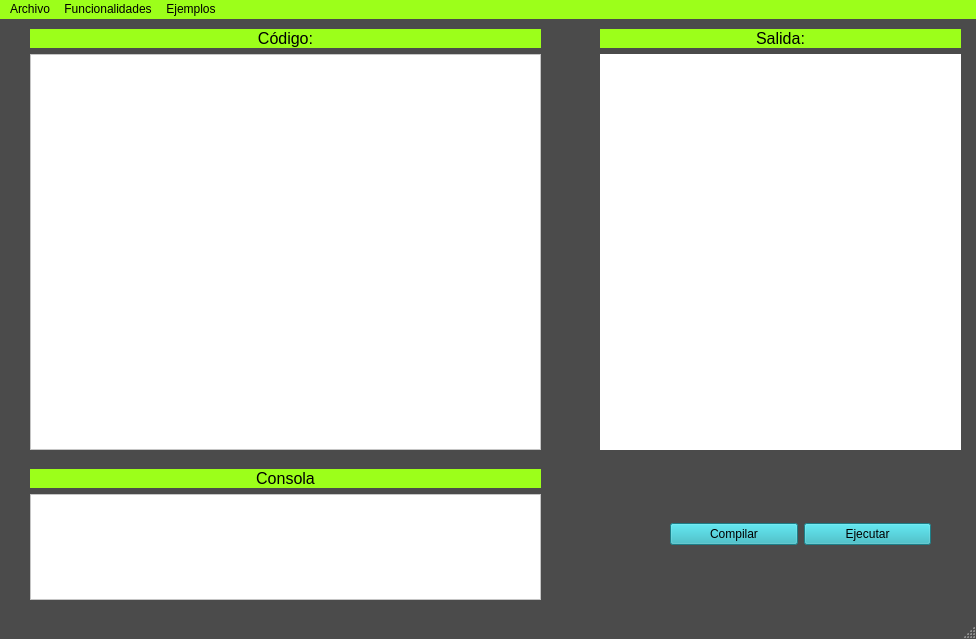
Above: IDEview.ui from SebastianGranadosBarrantes/Proyecto-Paradigmas before the change. Below: the same form after it.
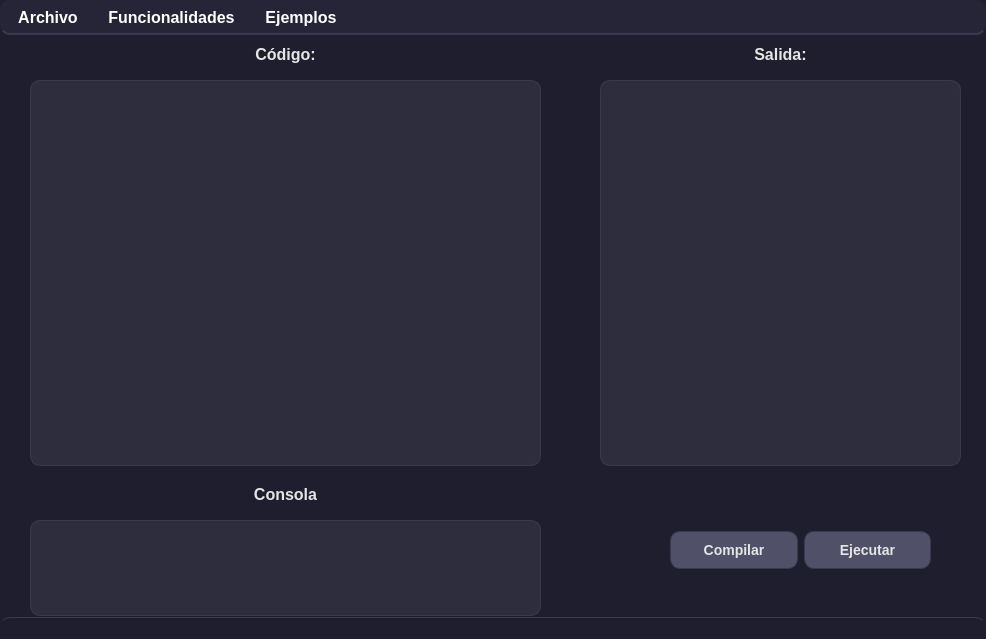
That is the form after the change.

Commit message: [ADD] CSS styles

The edit to the form file:
```diff
--- a/IDEview.ui
+++ b/IDEview.ui
@@ -6,13 +6,12 @@
    <rect>
     <x>0</x>
     <y>0</y>
-    <width>976</width>
+    <width>986</width>
     <height>639</height>
    </rect>
   </property>
   <property name="font">
    <font>
-    <weight>75</weight>
     <italic>false</italic>
     <bold>true</bold>
    </font>
@@ -24,30 +23,194 @@
    <string>JÄGER-SCRIPT IDE</string>
   </property>
   <property name="styleSheet">
-   <string notr="true">QMainWindow{
-	background-color: rgb(75, 75, 75);
+   <string notr="true">
+
+QMainWindow {
+    background-color: #1E1E2E;
+    color: #FFFFFF;
+    font-family: "Roboto", sans-serif;
+    transition: background-color 0.3s ease, color 0.3s ease;
 }
-QMenuBar{
-	
-	background-color: rgb(156, 255, 26);
+
+QMenuBar {
+    background-color: #252537;
+    color: #FFFFFF;
+    border-bottom: 2px solid #3A3A4F;
+    font-family: "Helvetica Neue", sans-serif;
+    font-size: 16px;
+    font-weight: bold;
+    transition: background-color 0.3s ease;
 }
 
-QVBoxLayout{
-background-color: rgb(156, 255, 26);
+QMenuBar::item {
+    background-color: transparent;
+    color: #FFFFFF;
+    padding: 8px 12px;
+    border-radius: 4px;
+    transition: background-color 0.3s ease;
+}
 
+QMenuBar::item:selected {
+    background-color: #3A3A4F;
+    border-radius: 6px;
 }
 
-QLabel{
-background-color: rgb(156, 255, 26);
+QMenu {
+    background-color: #2D2D3E;
+    color: #FFFFFF;
+    border: 1px solid #3A3A4F;
+    padding: 6px;
+    border-radius: 8px;
 }
 
 QMenu{
 background-color: rgb(41, 178, 190);
 }
 
-QPushButton{
-background-color: rgb(41, 178, 190);
-}</string>
+QMenu::item:selected {
+    background-color: #505068;
+    color: #E5E5E5;
+}
+
+QLabel {
+    color: #E5E5E5;
+    font-size: 16px;
+    font-weight: bold;
+    margin-bottom: 10px;
+    transition: color 0.3s ease;
+}
+
+QPushButton {
+    background-color: #505068;
+    color: #E5E5E5;
+    border: 1px solid #3A3A4F;
+    border-radius: 8px;
+    padding: 10px 20px;
+    font-family: "Helvetica Neue", sans-serif;
+    font-size: 14px;
+    font-weight: bold;
+    transition: background-color 0.3s ease, transform 0.2s ease;
+}
+
+QPushButton:hover {
+    background-color: #636382;
+    border-color: #505068;
+    transform: scale(1.05);
+}
+
+QPushButton:pressed {
+    background-color: #3A3A4F;
+    transform: scale(0.98);
+}
+
+QTextEdit {
+    background-color: #2D2D3E;
+    color: #E5E5E5;
+    border: 1px solid #3A3A4F;
+    border-radius: 8px;
+    padding: 10px;
+    font-family: "Courier New", monospace;
+    font-size: 14px;
+    transition: border-color 0.3s ease, box-shadow 0.3s ease;
+}
+
+QTextEdit:focus {
+    border-color: #505068;
+    box-shadow: 0 0 10px rgba(80, 80, 80, 0.5);
+}
+
+QStatusBar {
+    background-color: #1E1E2E;
+    color: #FFFFFF;
+    border-top: 1px solid #3A3A4F;
+    font-size: 12px;
+    font-family: "Roboto", sans-serif;
+}
+
+QVBoxLayout, QHBoxLayout {
+    background-color: transparent;
+}
+
+QWidget {
+    transition: background-color 0.3s ease, color 0.3s ease;
+}
+
+QFrame, QWidget {
+    box-shadow: 0 0 15px rgba(0, 0, 0, 0.1);
+    border-radius: 10px;
+}
+
+QPushButton:hover, QMenuBar::item:hover, QMenu::item:hover {
+    background-color: #636382;
+    border-color: #505068;
+    cursor: pointer;
+}
+
+QMenuBar {
+    transition: background-color 0.3s ease;
+}
+
+QMenuBar::item:selected {
+    background-color: #505068;
+}
+
+QMessageBox {
+    background-color: #2D2D3E; /* Fondo oscuro similar a los otros componentes */
+    color: #E5E5E5; /* Color blanco para el texto */
+    font-family: "Roboto", sans-serif;
+    font-size: 14px;
+    border-radius: 8px;
+    padding: 20px;
+    min-width: 300px; /* Ancho mínimo para mejorar la visibilidad */
+    box-shadow: 0 0 15px rgba(0, 0, 0, 0.2); /* Sombra para darle profundidad */
+}
+
+QMessageBox QLabel {
+    color: #E5E5E5; /* Color claro para el texto */
+    font-size: 16px; /* Asegura que el texto sea legible */
+    font-weight: normal;
+    margin-bottom: 10px;
+}
+
+QMessageBox QPushButton {
+    background-color: #505068;
+    color: #E5E5E5;
+    border: 1px solid #3A3A4F;
+    border-radius: 8px;
+    padding: 8px 15px;
+    font-family: "Helvetica Neue", sans-serif;
+    font-size: 14px;
+    font-weight: bold;
+    transition: background-color 0.3s ease, transform 0.2s ease;
+}
+
+QMessageBox QPushButton:hover {
+    background-color: #636382;
+    border-color: #505068;
+    transform: scale(1.05);
+}
+
+QMessageBox QPushButton:pressed {
+    background-color: #3A3A4F;
+    transform: scale(0.98);
+}
+
+QMessageBox QPushButton#ok {
+    background-color: #505068;
+    color: #E5E5E5;
+}
+
+QMessageBox QPushButton#ok:hover {
+    background-color: #636382;
+    border-color: #505068;
+}
+
+QMessageBox QLabel[icon] {
+    margin-right: 10px;
+    padding-left: 10px;
+}
+
+   </string>
   </property>
   <widget class="QWidget" name="centralwidget">
    <widget class="QWidget" name="verticalLayoutWidget">
@@ -86,9 +249,6 @@
      </item>
      <item>
       <widget class="QTextEdit" name="Txt_Codigo">
-       <property name="styleSheet">
-        <string notr="true">background-color: rgb(255, 255, 255);</string>
-       </property>
       </widget>
      </item>
     </layout>
@@ -207,9 +367,6 @@
      </item>
      <item>
       <widget class="QTextEdit" name="Txt_Consola">
-       <property name="styleSheet">
-        <string notr="true">background-color: rgb(255, 255, 255);</string>
-       </property>
       </widget>
      </item>
     </layout>
@@ -220,8 +377,8 @@
     <rect>
      <x>0</x>
      <y>0</y>
-     <width>976</width>
-     <height>21</height>
+     <width>986</width>
+     <height>22</height>
     </rect>
    </property>
    <widget class="QMenu" name="menuNuevo">
```
Left out of the diff: 7 changed lines with no effect on the pictures. The commit also changes 1 other file.
